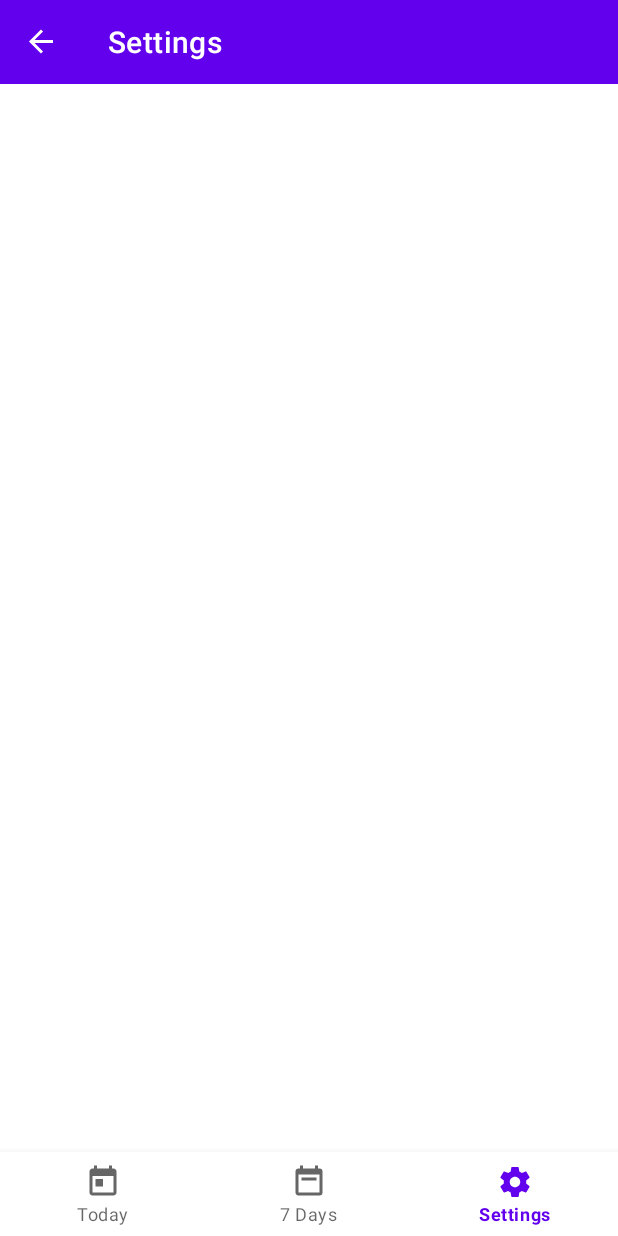
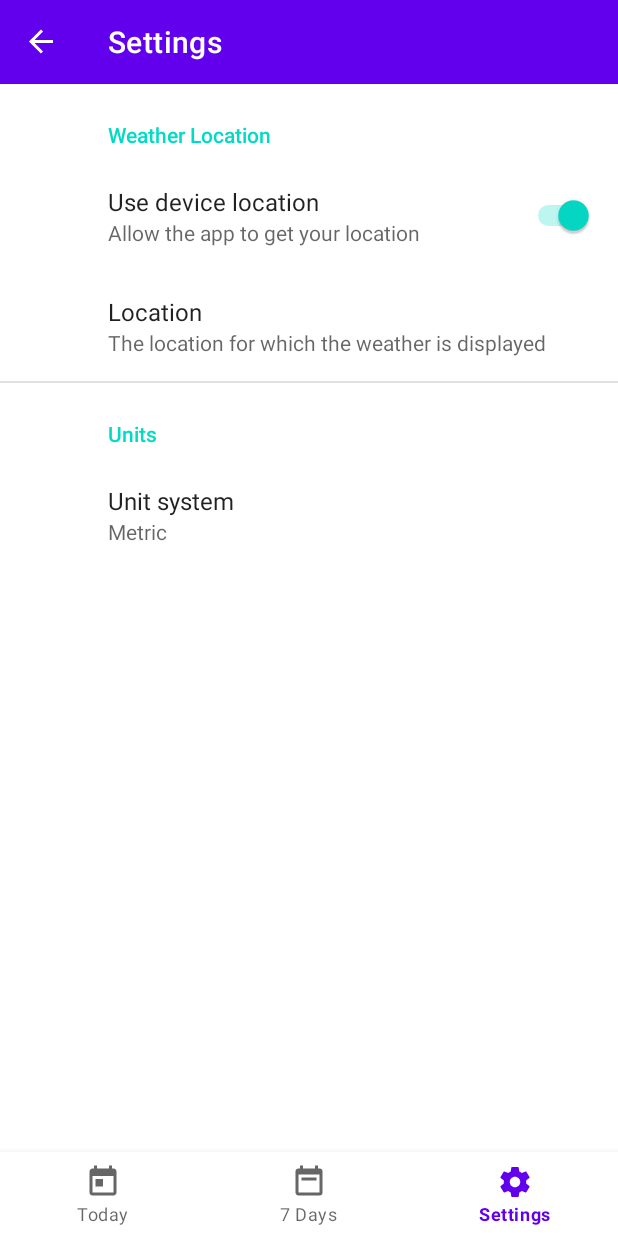
Before and after one commit to joshNic/rise-en-shine, an Android app: the screen it shows after launch (MainActivity), item 3 of the bottom bar chosen, on a phone screen of 412 x 824 dp. Run offline under Robolectric (Android 15) with nearby library versions, the phone set to English and light mode, and no system bars; our stand-ins replace androidx.preference, navigation-ui; libraries missing offline, so code that uses them is left out: com.jakewharton.threetenabp, org.kodein.di; pictures from the network do not load; 4 statements that could not run were skipped.

Commit message:
add preference settings

```diff
--- a/app/build.gradle
+++ b/app/build.gradle
@@ -68,6 +68,9 @@ dependencies {
     // Annotation processor
     kapt "androidx.lifecycle:lifecycle-compiler:$lifecycle_version"
 
+    //Preferences
+    implementation "androidx.preference:preference-ktx:$preference_version"
+
     // Glide
     implementation 'com.github.bumptech.glide:glide:4.9.0'
     kapt 'com.github.bumptech.glide:compiler:4.9.0'
--- a/app/src/main/java/com/example/riseenshine/ForecastApplication.kt
+++ b/app/src/main/java/com/example/riseenshine/ForecastApplication.kt
@@ -1,8 +1,11 @@
 package com.example.riseenshine
 
 import android.app.Application
+import androidx.preference.PreferenceManager
 import com.example.riseenshine.data.db.ForecastDatabase
 import com.example.riseenshine.data.network.*
+import com.example.riseenshine.data.provider.UnitProvider
+import com.example.riseenshine.data.provider.UnitProviderImpl
 import com.example.riseenshine.data.repository.ForecastRepository
 import com.example.riseenshine.data.repository.ForecastRepositoryImpl
 import com.example.riseenshine.ui.weather.current.CurrentWeatherViewModelFactory
@@ -24,11 +27,13 @@ class ForecastApplication:Application(),KodeinAware {
         bind() from singleton { WeatherApiService(instance()) }
         bind<WeatherNetworkDataSource>() with singleton { WeatherNetworkDataSourceImpl(instance()) }
         bind<ForecastRepository>() with singleton { ForecastRepositoryImpl(instance(),instance()) }
-        bind() from provider{ CurrentWeatherViewModelFactory(instance())}
+        bind<UnitProvider>() with singleton { UnitProviderImpl(instance()) }
+        bind() from provider { CurrentWeatherViewModelFactory(instance(), instance()) }
     }
 
     override fun onCreate() {
         super.onCreate()
         AndroidThreeTen.init(this)
+        PreferenceManager.setDefaultValues(this, R.xml.preferences, false)
     }
 }
--- /dev/null
+++ b/app/src/main/java/com/example/riseenshine/data/provider/UnitProvider.kt
@@ -0,0 +1,7 @@
+package com.example.riseenshine.data.provider
+
+import com.example.riseenshine.internal.UnitSystem
+
+interface UnitProvider {
+    fun getUnitSystem(): UnitSystem
+}
--- /dev/null
+++ b/app/src/main/java/com/example/riseenshine/data/provider/UnitProviderImpl.kt
@@ -0,0 +1,20 @@
+package com.example.riseenshine.data.provider
+
+import android.content.Context
+import android.content.SharedPreferences
+import androidx.preference.PreferenceManager
+import com.example.riseenshine.internal.UnitSystem
+
+const val UNIT_SYSTEM = "UNIT_SYSTEM"
+
+class UnitProviderImpl(context: Context) : UnitProvider {
+    private val appContext = context.applicationContext
+
+    private val preferences: SharedPreferences
+        get() = PreferenceManager.getDefaultSharedPreferences(appContext)
+
+    override fun getUnitSystem(): UnitSystem {
+        val selectedName = preferences.getString(UNIT_SYSTEM, UnitSystem.METRIC.name)
+        return UnitSystem.valueOf(selectedName!!)
+    }
+}
--- a/app/src/main/java/com/example/riseenshine/ui/settings/SettingsFragment.kt
+++ b/app/src/main/java/com/example/riseenshine/ui/settings/SettingsFragment.kt
@@ -1,6 +1,20 @@
 package com.example.riseenshine.ui.settings
 
-import androidx.fragment.app.Fragment
+import android.os.Bundle
+import androidx.appcompat.app.AppCompatActivity
+import androidx.preference.PreferenceFragmentCompat
+import com.example.riseenshine.R
 
-class SettingsFragment: Fragment() {
+class SettingsFragment : PreferenceFragmentCompat() {
+
+    override fun onCreatePreferences(savedInstanceState: Bundle?, rootKey: String?) {
+        addPreferencesFromResource(R.xml.preferences)
+    }
+
+    override fun onActivityCreated(savedInstanceState: Bundle?) {
+        super.onActivityCreated(savedInstanceState)
+        (activity as? AppCompatActivity)?.supportActionBar?.title = "Settings"
+        (activity as? AppCompatActivity)?.supportActionBar?.subtitle = null
+    }
+
 }
--- a/app/src/main/java/com/example/riseenshine/ui/weather/current/CurrentWeatherViewModel.kt
+++ b/app/src/main/java/com/example/riseenshine/ui/weather/current/CurrentWeatherViewModel.kt
@@ -1,14 +1,16 @@
 package com.example.riseenshine.ui.weather.current
 
 import androidx.lifecycle.ViewModel
+import com.example.riseenshine.data.provider.UnitProvider
 import com.example.riseenshine.data.repository.ForecastRepository
 import com.example.riseenshine.internal.UnitSystem
 import com.example.riseenshine.internal.lazyDeferred
 
 class CurrentWeatherViewModel(
-    private val forecastRepository: ForecastRepository
+    private val forecastRepository: ForecastRepository,
+    unitProvider: UnitProvider
 ) : ViewModel() {
-    private val unitSystem = UnitSystem.METRIC
+    private val unitSystem = unitProvider.getUnitSystem()
 
     val isMetric: Boolean
         get() = unitSystem == UnitSystem.METRIC
--- a/app/src/main/java/com/example/riseenshine/ui/weather/current/CurrentWeatherViewModelFactory.kt
+++ b/app/src/main/java/com/example/riseenshine/ui/weather/current/CurrentWeatherViewModelFactory.kt
@@ -2,13 +2,15 @@ package com.example.riseenshine.ui.weather.current
 
 import androidx.lifecycle.ViewModel
 import androidx.lifecycle.ViewModelProvider
+import com.example.riseenshine.data.provider.UnitProvider
 import com.example.riseenshine.data.repository.ForecastRepository
 
 class CurrentWeatherViewModelFactory(
-    private val forecastRepository: ForecastRepository
+    private val forecastRepository: ForecastRepository,
+    private val unitProvider: UnitProvider
 ):ViewModelProvider.NewInstanceFactory() {
     @Suppress("UNCHECKED_CAST")
     override fun <T : ViewModel?> create(modelClass: Class<T>): T {
-        return CurrentWeatherViewModel(forecastRepository) as T
+        return CurrentWeatherViewModel(forecastRepository,unitProvider) as T
     }
 }
--- /dev/null
+++ b/app/src/main/res/values/arrays.xml
@@ -0,0 +1,14 @@
+<?xml version="1.0" encoding="utf-8"?>
+<resources>
+
+    <string-array name="unitSystemValues">
+        <item>METRIC</item>
+        <item>IMPERIAL</item>
+    </string-array>
+
+    <string-array name="unitSystemEntries">
+        <item>Metric</item>
+        <item>Imperial</item>
+    </string-array>
+
+</resources>
--- /dev/null
+++ b/app/src/main/res/xml/preferences.xml
@@ -0,0 +1,30 @@
+<?xml version="1.0" encoding="utf-8"?>
+<PreferenceScreen xmlns:android="http://schemas.android.com/apk/res/android">
+    <PreferenceCategory
+        android:title="Weather Location">
+        <SwitchPreference
+            android:key="USE_DEVICE_LOCATION"
+            android:title="Use device location"
+            android:summary="Allow the app to get your location"
+            android:defaultValue="true"
+            android:disableDependentsState="true"/>
+
+        <EditTextPreference
+            android:key="CUSTOM_LOCATION"
+            android:title="Location"
+            android:summary="The location for which the weather is displayed"
+            android:defaultValue="Los Angeles"
+            android:dependency="USE_DEVICE_LOCATION"/>
+    </PreferenceCategory>
+
+    <PreferenceCategory
+        android:title="Units">
+        <ListPreference
+            android:key="UNIT_SYSTEM"
+            android:title="Unit system"
+            android:summary="%s"
+            android:defaultValue="METRIC"
+            android:entries="@array/unitSystemEntries"
+            android:entryValues="@array/unitSystemValues"/>
+    </PreferenceCategory>
+</PreferenceScreen>
--- a/build.gradle
+++ b/build.gradle
@@ -5,6 +5,7 @@ buildscript {
     ext.lifecycle_version = "2.2.0"
     ext.room_version = "2.2.5"
     ext.kodein_version = '5.2.0'
+    ext.preference_version = "1.1.1"
 
     repositories {
         google()
```
